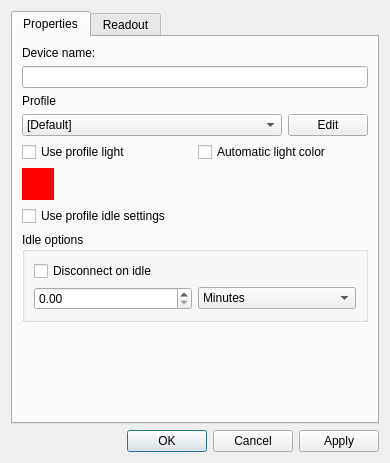
Old version of the form ds4wizard-cpp/DevicePropertiesDialog.ui in the repository michael-fadely/ds4wizard.
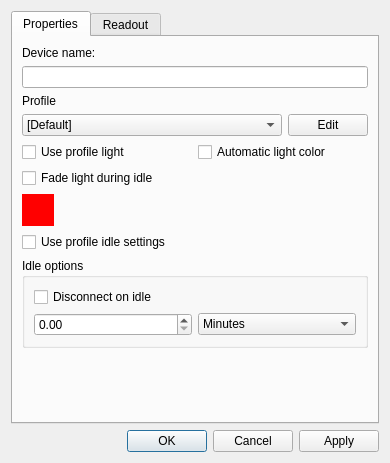
New version of the form.

Commit message: idle fade

```diff
--- a/ds4wizard-cpp/DevicePropertiesDialog.ui
+++ b/ds4wizard-cpp/DevicePropertiesDialog.ui
@@ -104,6 +104,13 @@
          </item>
         </layout>
        </item>
+       <item>
+        <widget class="QCheckBox" name="checkBox_IdleFade">
+         <property name="text">
+          <string>Fade light during idle</string>
+         </property>
+        </widget>
+       </item>
        <item>
         <widget class="QPushButton" name="buttonColor">
          <property name="sizePolicy">
@@ -148,15 +155,15 @@
          <property name="title">
           <string>Idle options</string>
          </property>
-         <layout class="QVBoxLayout" name="verticalLayout_2">
-          <item>
+         <layout class="QGridLayout" name="gridLayout_3">
+          <item row="1" column="0">
            <widget class="QCheckBox" name="checkBox_IdleDisconnect">
             <property name="text">
              <string>Disconnect on idle</string>
             </property>
            </widget>
           </item>
-          <item>
+          <item row="3" column="0" colspan="2">
            <layout class="QHBoxLayout" name="horizontalLayout">
             <item>
              <widget class="QDoubleSpinBox" name="doubleSpinBox">
```
The commit also changes 2 other files.
